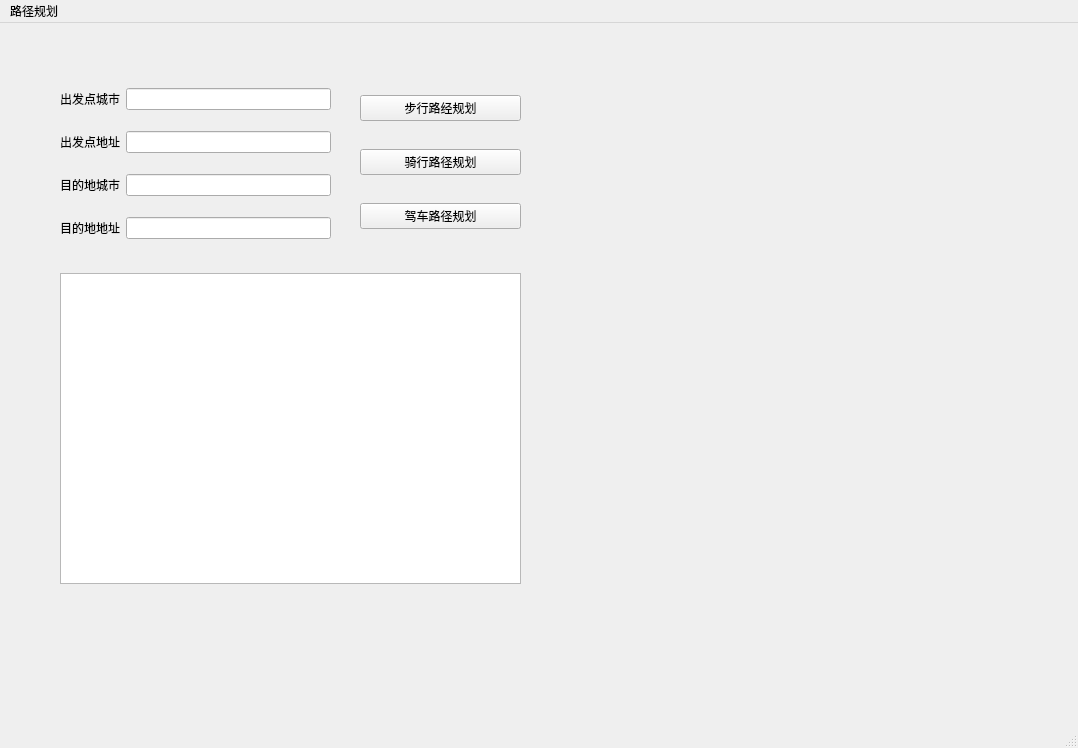
Before: the Qt Designer form exp1/uiwindow.ui in cxy000000/dl-course, drawn with Qt 5.
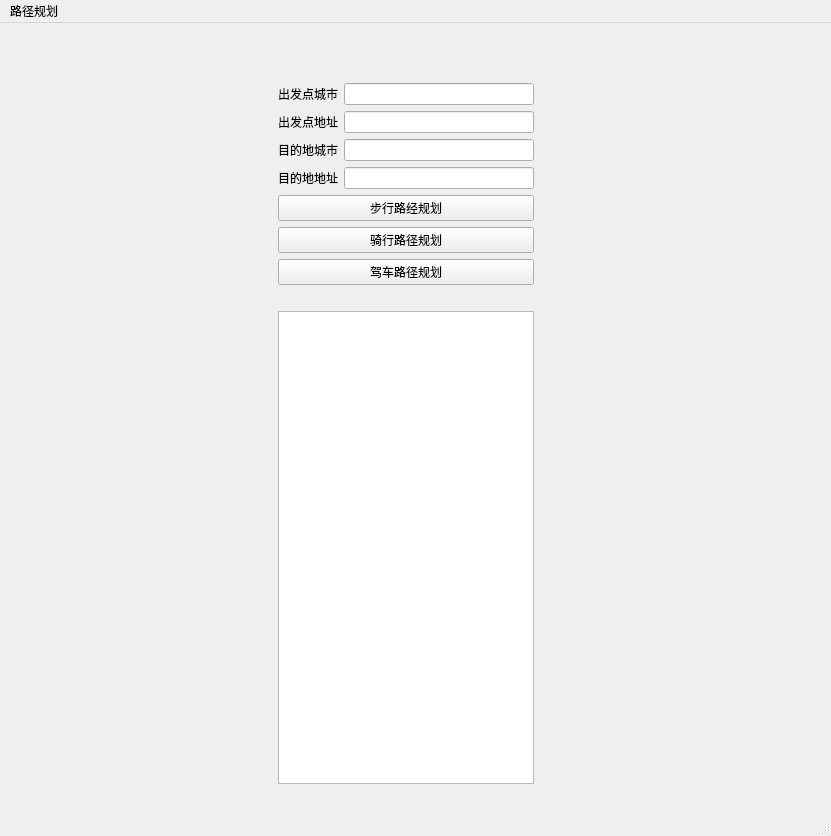
After: the same form once the commit is applied.

Commit message: 美化界面

```diff
--- a/exp1/uiwindow.ui
+++ b/exp1/uiwindow.ui
@@ -6,33 +6,51 @@
    <rect>
     <x>0</x>
     <y>0</y>
-    <width>1078</width>
-    <height>748</height>
+    <width>831</width>
+    <height>836</height>
    </rect>
   </property>
   <property name="windowTitle">
    <string>MainWindow</string>
   </property>
   <widget class="QWidget" name="centralwidget">
+   <widget class="QWidget" name="formLayoutWidget">
+    <property name="geometry">
+     <rect>
+      <x>230</x>
+      <y>40</y>
+      <width>352</width>
+      <height>741</height>
+     </rect>
+    </property>
+    <layout class="QGridLayout" name="gridLayout_2">
+     <item row="3" column="0">
+      <spacer name="horizontalSpacer_2">
+       <property name="orientation">
+        <enum>Qt::Horizontal</enum>
+       </property>
+       <property name="sizeHint" stdset="0">
+        <size>
+         <width>40</width>
+         <height>20</height>
+        </size>
+       </property>
+      </spacer>
+     </item>
+     <item row="4" column="1">
    <widget class="QTextEdit" name="textEdit">
-    <property name="geometry">
-     <rect>
-      <x>60</x>
-      <y>250</y>
-      <width>461</width>
-      <height>311</height>
-     </rect>
-    </property>
-   </widget>
-   <widget class="QWidget" name="verticalLayoutWidget">
-    <property name="geometry">
-     <rect>
-      <x>360</x>
-      <y>50</y>
-      <width>161</width>
-      <height>181</height>
-     </rect>
-    </property>
+       <property name="minimumSize">
+        <size>
+         <width>0</width>
+         <height>201</height>
+        </size>
+       </property>
+       <property name="readOnly">
+        <bool>true</bool>
+       </property>
+      </widget>
+     </item>
+     <item row="1" column="1">
     <layout class="QVBoxLayout" name="verticalLayout">
      <item>
       <widget class="QPushButton" name="pushButton">
@@ -56,56 +74,101 @@
       </widget>
      </item>
     </layout>
-   </widget>
-   <widget class="QWidget" name="gridLayoutWidget">
-    <property name="geometry">
-     <rect>
-      <x>60</x>
-      <y>50</y>
-      <width>271</width>
-      <height>181</height>
-     </rect>
-    </property>
+     </item>
+     <item row="0" column="1">
     <layout class="QGridLayout" name="gridLayout">
-     <item row="1" column="0">
-      <widget class="QLabel" name="label">
-       <property name="text">
-        <string>出发点城市</string>
-       </property>
-      </widget>
-     </item>
      <item row="3" column="1">
-      <widget class="QLineEdit" name="lineEdit_3"/>
-     </item>
-     <item row="4" column="1">
-      <widget class="QLineEdit" name="lineEdit_4"/>
-     </item>
-     <item row="3" column="0">
-      <widget class="QLabel" name="label_3">
+        <widget class="QLineEdit" name="lineEdit_2"/>
+       </item>
+       <item row="5" column="0">
+        <widget class="QLabel" name="label_4">
        <property name="text">
-        <string>目的地城市</string>
+          <string>目的地地址</string>
+         </property>
+         <property name="alignment">
+          <set>Qt::AlignCenter</set>
        </property>
       </widget>
      </item>
-     <item row="2" column="0">
+       <item row="3" column="0">
       <widget class="QLabel" name="label_2">
        <property name="text">
         <string>出发点地址</string>
        </property>
-      </widget>
-     </item>
-     <item row="1" column="1">
-      <widget class="QLineEdit" name="lineEdit"/>
+         <property name="alignment">
+          <set>Qt::AlignCenter</set>
+         </property>
+        </widget>
+       </item>
+       <item row="2" column="0">
+        <widget class="QLabel" name="label">
+         <property name="text">
+          <string>出发点城市</string>
+         </property>
+         <property name="alignment">
+          <set>Qt::AlignCenter</set>
+         </property>
+        </widget>
      </item>
      <item row="4" column="0">
-      <widget class="QLabel" name="label_4">
+        <widget class="QLabel" name="label_3">
        <property name="text">
-        <string>目的地地址</string>
+          <string>目的地城市</string>
+         </property>
+         <property name="alignment">
+          <set>Qt::AlignCenter</set>
        </property>
       </widget>
      </item>
      <item row="2" column="1">
-      <widget class="QLineEdit" name="lineEdit_2"/>
+        <widget class="QLineEdit" name="lineEdit"/>
+       </item>
+       <item row="4" column="1">
+        <widget class="QLineEdit" name="lineEdit_3"/>
+       </item>
+       <item row="5" column="1">
+        <widget class="QLineEdit" name="lineEdit_4"/>
+       </item>
+       <item row="1" column="1">
+        <spacer name="horizontalSpacer_4">
+         <property name="orientation">
+          <enum>Qt::Horizontal</enum>
+         </property>
+         <property name="sizeHint" stdset="0">
+          <size>
+           <width>40</width>
+           <height>20</height>
+          </size>
+         </property>
+        </spacer>
+       </item>
+      </layout>
+     </item>
+     <item row="3" column="2">
+      <spacer name="horizontalSpacer">
+       <property name="orientation">
+        <enum>Qt::Horizontal</enum>
+       </property>
+       <property name="sizeHint" stdset="0">
+        <size>
+         <width>40</width>
+         <height>20</height>
+        </size>
+       </property>
+      </spacer>
+     </item>
+     <item row="5" column="0">
+      <spacer name="horizontalSpacer_3">
+       <property name="orientation">
+        <enum>Qt::Horizontal</enum>
+       </property>
+       <property name="sizeHint" stdset="0">
+        <size>
+         <width>40</width>
+         <height>20</height>
+        </size>
+       </property>
+      </spacer>
      </item>
     </layout>
    </widget>
@@ -115,7 +178,7 @@
     <rect>
      <x>0</x>
      <y>0</y>
-     <width>1078</width>
+     <width>831</width>
      <height>26</height>
     </rect>
    </property>
```
Lines whose indentation alone changed are shown as unchanged. The commit also changes 4 other files.
